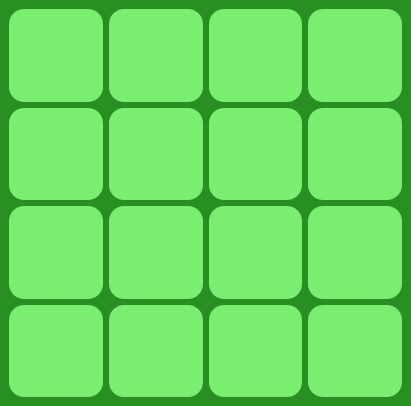
Before: the Qt Designer form Assignment_19/main_window.ui in omidNomiri/My-python-learning-process, drawn with Qt 5.
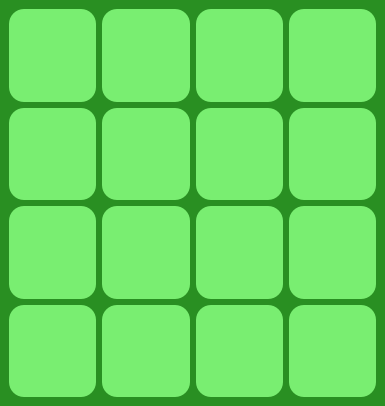
After: the same form once the commit is applied.

Commit message: Feat: block move

The edit to the form file:
```diff
--- a/Assignment_19/main_window.ui
+++ b/Assignment_19/main_window.ui
@@ -6,7 +6,7 @@
    <rect>
     <x>0</x>
     <y>0</y>
-    <width>411</width>
+    <width>385</width>
     <height>406</height>
    </rect>
   </property>
@@ -24,8 +24,8 @@
   </property>
   <widget class="QWidget" name="centralwidget">
    <layout class="QGridLayout" name="gridLayout">
-    <item row="0" column="0">
-     <widget class="QPushButton" name="btn_1">
+    <item row="2" column="1">
+     <widget class="QPushButton" name="btn_9">
       <property name="sizePolicy">
        <sizepolicy hsizetype="Expanding" vsizetype="Expanding">
         <horstretch>0</horstretch>
@@ -42,7 +42,7 @@
       </property>
      </widget>
     </item>
-    <item row="1" column="0">
+    <item row="0" column="4">
      <widget class="QPushButton" name="btn_3">
       <property name="sizePolicy">
        <sizepolicy hsizetype="Expanding" vsizetype="Expanding">
@@ -60,25 +60,43 @@
       </property>
      </widget>
     </item>
+    <item row="1" column="4">
+     <widget class="QPushButton" name="btn_7">
+      <property name="sizePolicy">
+       <sizepolicy hsizetype="Expanding" vsizetype="Expanding">
+        <horstretch>0</horstretch>
+        <verstretch>0</verstretch>
+       </sizepolicy>
+      </property>
+      <property name="styleSheet">
+       <string notr="true">background-color: rgb(121, 238, 113);
+color: rgb(0, 0, 0);
+border-radius: 15px;</string>
+      </property>
+      <property name="text">
+       <string/>
+      </property>
+     </widget>
+    </item>
+    <item row="1" column="6">
+     <widget class="QPushButton" name="btn_8">
+      <property name="sizePolicy">
+       <sizepolicy hsizetype="Expanding" vsizetype="Expanding">
+        <horstretch>0</horstretch>
+        <verstretch>0</verstretch>
+       </sizepolicy>
+      </property>
+      <property name="styleSheet">
+       <string notr="true">background-color: rgb(121, 238, 113);
+color: rgb(0, 0, 0);
+border-radius: 15px;</string>
+      </property>
+      <property name="text">
+       <string/>
+      </property>
+     </widget>
+    </item>
     <item row="0" column="2">
-     <widget class="QPushButton" name="btn_16">
-      <property name="sizePolicy">
-       <sizepolicy hsizetype="Expanding" vsizetype="Expanding">
-        <horstretch>0</horstretch>
-        <verstretch>0</verstretch>
-       </sizepolicy>
-      </property>
-      <property name="styleSheet">
-       <string notr="true">background-color: rgb(121, 238, 113);
-color: rgb(0, 0, 0);
-border-radius: 15px;</string>
-      </property>
-      <property name="text">
-       <string/>
-      </property>
-     </widget>
-    </item>
-    <item row="0" column="3">
      <widget class="QPushButton" name="btn_2">
       <property name="sizePolicy">
        <sizepolicy hsizetype="Expanding" vsizetype="Expanding">
@@ -96,79 +114,25 @@
       </property>
      </widget>
     </item>
+    <item row="0" column="1">
+     <widget class="QPushButton" name="btn_1">
+      <property name="sizePolicy">
+       <sizepolicy hsizetype="Expanding" vsizetype="Expanding">
+        <horstretch>0</horstretch>
+        <verstretch>0</verstretch>
+       </sizepolicy>
+      </property>
+      <property name="styleSheet">
+       <string notr="true">background-color: rgb(121, 238, 113);
+color: rgb(0, 0, 0);
+border-radius: 15px;</string>
+      </property>
+      <property name="text">
+       <string/>
+      </property>
+     </widget>
+    </item>
     <item row="1" column="2">
-     <widget class="QPushButton" name="btn_14">
-      <property name="sizePolicy">
-       <sizepolicy hsizetype="Expanding" vsizetype="Expanding">
-        <horstretch>0</horstretch>
-        <verstretch>0</verstretch>
-       </sizepolicy>
-      </property>
-      <property name="styleSheet">
-       <string notr="true">background-color: rgb(121, 238, 113);
-color: rgb(0, 0, 0);
-border-radius: 15px;</string>
-      </property>
-      <property name="text">
-       <string/>
-      </property>
-     </widget>
-    </item>
-    <item row="1" column="3">
-     <widget class="QPushButton" name="btn_4">
-      <property name="sizePolicy">
-       <sizepolicy hsizetype="Expanding" vsizetype="Expanding">
-        <horstretch>0</horstretch>
-        <verstretch>0</verstretch>
-       </sizepolicy>
-      </property>
-      <property name="styleSheet">
-       <string notr="true">background-color: rgb(121, 238, 113);
-color: rgb(0, 0, 0);
-border-radius: 15px;</string>
-      </property>
-      <property name="text">
-       <string/>
-      </property>
-     </widget>
-    </item>
-    <item row="3" column="0">
-     <widget class="QPushButton" name="btn_5">
-      <property name="sizePolicy">
-       <sizepolicy hsizetype="Expanding" vsizetype="Expanding">
-        <horstretch>0</horstretch>
-        <verstretch>0</verstretch>
-       </sizepolicy>
-      </property>
-      <property name="styleSheet">
-       <string notr="true">background-color: rgb(121, 238, 113);
-color: rgb(0, 0, 0);
-border-radius: 15px;</string>
-      </property>
-      <property name="text">
-       <string/>
-      </property>
-     </widget>
-    </item>
-    <item row="3" column="2">
-     <widget class="QPushButton" name="btn_8">
-      <property name="sizePolicy">
-       <sizepolicy hsizetype="Expanding" vsizetype="Expanding">
-        <horstretch>0</horstretch>
-        <verstretch>0</verstretch>
-       </sizepolicy>
-      </property>
-      <property name="styleSheet">
-       <string notr="true">background-color: rgb(121, 238, 113);
-color: rgb(0, 0, 0);
-border-radius: 15px;</string>
-      </property>
-      <property name="text">
-       <string/>
-      </property>
-     </widget>
-    </item>
-    <item row="3" column="3">
      <widget class="QPushButton" name="btn_6">
       <property name="sizePolicy">
        <sizepolicy hsizetype="Expanding" vsizetype="Expanding">
@@ -186,8 +150,8 @@
       </property>
      </widget>
     </item>
-    <item row="1" column="4">
-     <widget class="QPushButton" name="btn_12">
+    <item row="1" column="1">
+     <widget class="QPushButton" name="btn_5">
       <property name="sizePolicy">
        <sizepolicy hsizetype="Expanding" vsizetype="Expanding">
         <horstretch>0</horstretch>
@@ -204,8 +168,8 @@
       </property>
      </widget>
     </item>
-    <item row="3" column="4">
-     <widget class="QPushButton" name="btn_11">
+    <item row="0" column="6">
+     <widget class="QPushButton" name="btn_4">
       <property name="sizePolicy">
        <sizepolicy hsizetype="Expanding" vsizetype="Expanding">
         <horstretch>0</horstretch>
@@ -222,25 +186,7 @@
       </property>
      </widget>
     </item>
-    <item row="0" column="4">
-     <widget class="QPushButton" name="btn_15">
-      <property name="sizePolicy">
-       <sizepolicy hsizetype="Expanding" vsizetype="Expanding">
-        <horstretch>0</horstretch>
-        <verstretch>0</verstretch>
-       </sizepolicy>
-      </property>
-      <property name="styleSheet">
-       <string notr="true">background-color: rgb(121, 238, 113);
-color: rgb(0, 0, 0);
-border-radius: 15px;</string>
-      </property>
-      <property name="text">
-       <string/>
-      </property>
-     </widget>
-    </item>
-    <item row="5" column="2">
+    <item row="2" column="2">
      <widget class="QPushButton" name="btn_10">
       <property name="sizePolicy">
        <sizepolicy hsizetype="Expanding" vsizetype="Expanding">
@@ -258,25 +204,79 @@
       </property>
      </widget>
     </item>
-    <item row="5" column="3">
-     <widget class="QPushButton" name="btn_7">
-      <property name="sizePolicy">
-       <sizepolicy hsizetype="Expanding" vsizetype="Expanding">
-        <horstretch>0</horstretch>
-        <verstretch>0</verstretch>
-       </sizepolicy>
-      </property>
-      <property name="styleSheet">
-       <string notr="true">background-color: rgb(121, 238, 113);
-color: rgb(0, 0, 0);
-border-radius: 15px;</string>
-      </property>
-      <property name="text">
-       <string/>
-      </property>
-     </widget>
-    </item>
     <item row="5" column="4">
+     <widget class="QPushButton" name="btn_15">
+      <property name="sizePolicy">
+       <sizepolicy hsizetype="Expanding" vsizetype="Expanding">
+        <horstretch>0</horstretch>
+        <verstretch>0</verstretch>
+       </sizepolicy>
+      </property>
+      <property name="styleSheet">
+       <string notr="true">background-color: rgb(121, 238, 113);
+color: rgb(0, 0, 0);
+border-radius: 15px;</string>
+      </property>
+      <property name="text">
+       <string/>
+      </property>
+     </widget>
+    </item>
+    <item row="2" column="6">
+     <widget class="QPushButton" name="btn_12">
+      <property name="sizePolicy">
+       <sizepolicy hsizetype="Expanding" vsizetype="Expanding">
+        <horstretch>0</horstretch>
+        <verstretch>0</verstretch>
+       </sizepolicy>
+      </property>
+      <property name="styleSheet">
+       <string notr="true">background-color: rgb(121, 238, 113);
+color: rgb(0, 0, 0);
+border-radius: 15px;</string>
+      </property>
+      <property name="text">
+       <string/>
+      </property>
+     </widget>
+    </item>
+    <item row="5" column="6">
+     <widget class="QPushButton" name="btn_16">
+      <property name="sizePolicy">
+       <sizepolicy hsizetype="Expanding" vsizetype="Expanding">
+        <horstretch>0</horstretch>
+        <verstretch>0</verstretch>
+       </sizepolicy>
+      </property>
+      <property name="styleSheet">
+       <string notr="true">background-color: rgb(121, 238, 113);
+color: rgb(0, 0, 0);
+border-radius: 15px;</string>
+      </property>
+      <property name="text">
+       <string/>
+      </property>
+     </widget>
+    </item>
+    <item row="2" column="4">
+     <widget class="QPushButton" name="btn_11">
+      <property name="sizePolicy">
+       <sizepolicy hsizetype="Expanding" vsizetype="Expanding">
+        <horstretch>0</horstretch>
+        <verstretch>0</verstretch>
+       </sizepolicy>
+      </property>
+      <property name="styleSheet">
+       <string notr="true">background-color: rgb(121, 238, 113);
+color: rgb(0, 0, 0);
+border-radius: 15px;</string>
+      </property>
+      <property name="text">
+       <string/>
+      </property>
+     </widget>
+    </item>
+    <item row="5" column="1">
      <widget class="QPushButton" name="btn_13">
       <property name="sizePolicy">
        <sizepolicy hsizetype="Expanding" vsizetype="Expanding">
@@ -294,8 +294,8 @@
       </property>
      </widget>
     </item>
-    <item row="5" column="0">
-     <widget class="QPushButton" name="btn_9">
+    <item row="5" column="2">
+     <widget class="QPushButton" name="btn_14">
       <property name="sizePolicy">
        <sizepolicy hsizetype="Expanding" vsizetype="Expanding">
         <horstretch>0</horstretch>
```
The commit also changes 2 other files.
